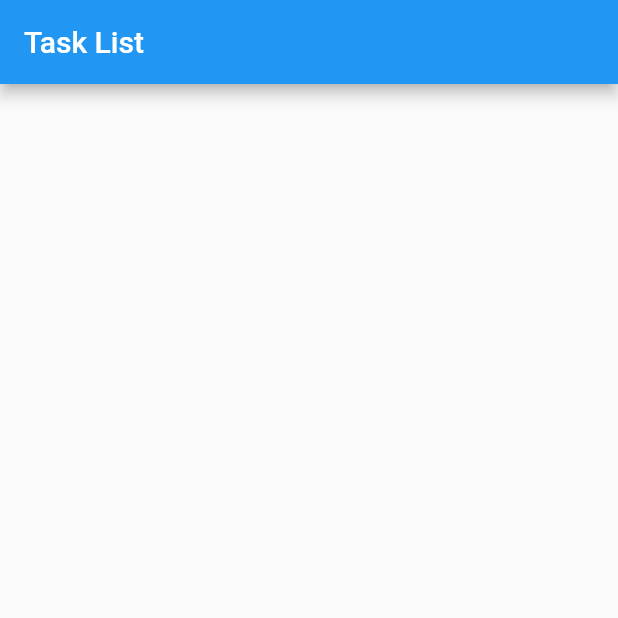
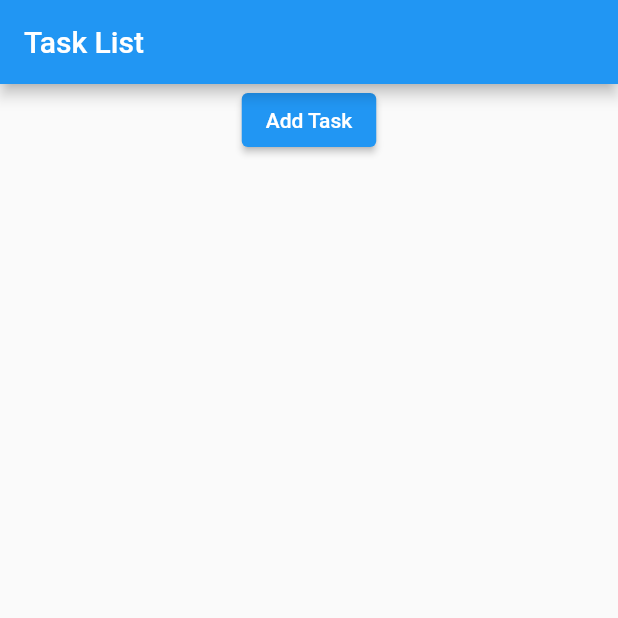
Before and after one commit to AjiSuryawan/local_database, a Flutter app: the screen it shows after launch, on a phone screen of 412 x 824 dp, the top half of it. Run offline on Flutter 3.47's test engine with Material 2 defaults, Android fonts, the phone set to English and light mode, and no system bars; our stand-ins replace get, sqflite; accounts and stored records are empty.

Commit message:
fix: [AS] add data

```diff
--- a/lib/TaskListView.dart
+++ b/lib/TaskListView.dart
@@ -2,6 +2,7 @@ import 'package:flutter/material.dart';
 import 'package:get/get.dart';
 
 import 'TaskController.dart';
+import 'models/TaskModel.dart';
 
 class TaskListView extends StatelessWidget {
   final TaskController taskController = Get.put(TaskController());
@@ -13,9 +14,20 @@ class TaskListView extends StatelessWidget {
     return Scaffold(
       appBar: AppBar(
         title: Text('Task List'),
-
       ),
-      body: Obx(() {
+      body: Column(
+        children: [
+          ElevatedButton(
+            onPressed: () {
+              TaskModel task = TaskModel(
+                title: "titleController.text",
+                description: "descriptionController.text",
+              );
+              taskController.addTask(task);
+            },
+            child: Text('Add Task'),
+          ),
+          Expanded(child: Obx(() {
             return ListView.builder(
               itemCount: taskController.tasks.length,
               itemBuilder: (context, index) {
@@ -36,7 +48,9 @@ class TaskListView extends StatelessWidget {
                 );
               },
             );
-      }),
+          }))
+        ],
+      ),
     );
   }
 }
```
Lines whose indentation alone changed are shown as unchanged.
